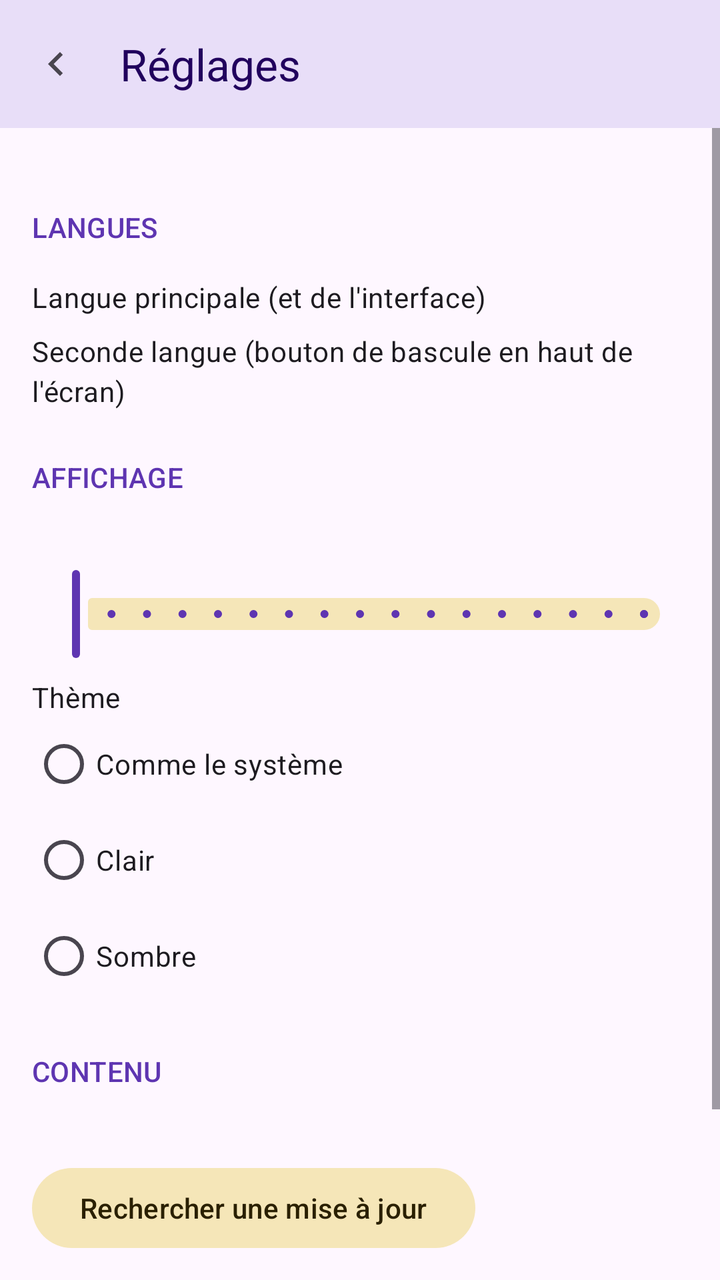
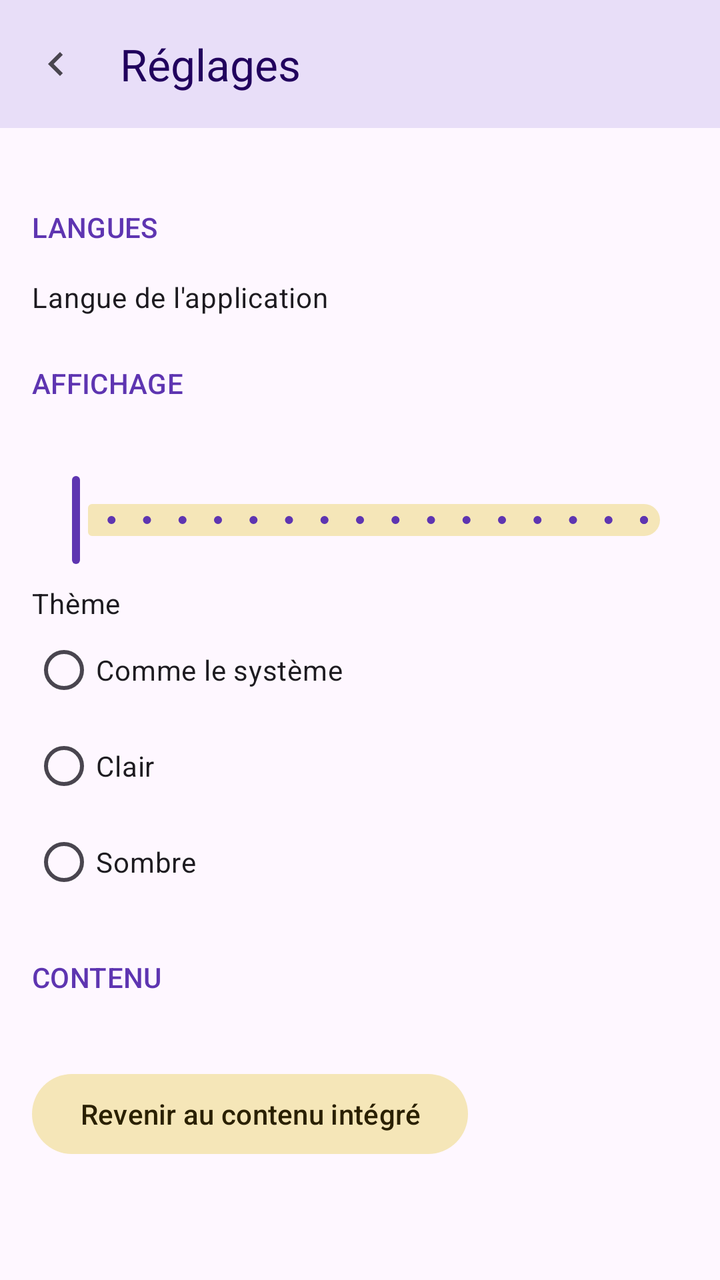

An Android layout rendered at two revisions. The XML below is the earlier revision; the diff shows what the commit changed to produce the second picture.
<!-- AndroidManifest.xml: application theme Theme.Katameros -->
<!-- res/layout/activity_settings.xml -->
<?xml version="1.0" encoding="utf-8"?>
<LinearLayout xmlns:android="http://schemas.android.com/apk/res/android"
    xmlns:app="http://schemas.android.com/apk/res-auto"
    android:id="@+id/root"
    android:layout_width="match_parent"
    android:layout_height="match_parent"
    android:orientation="vertical">

    <com.google.android.material.appbar.MaterialToolbar
        android:id="@+id/toolbar"
        android:layout_width="match_parent"
        android:layout_height="wrap_content"
        android:background="?attr/colorPrimaryContainer"
        app:navigationIcon="@drawable/ic_chevron_left"
        app:title="@string/settings"
        app:titleTextColor="?attr/colorOnPrimaryContainer" />

    <ScrollView
        android:id="@+id/scroll"
        android:layout_width="match_parent"
        android:layout_height="match_parent">

        <LinearLayout
            android:layout_width="match_parent"
            android:layout_height="wrap_content"
            android:orientation="vertical"
            android:padding="16dp">

            <TextView
                style="@style/Widget.Katameros.SettingsHeader"
                android:text="@string/settings_languages" />

            <TextView
                style="@style/Widget.Katameros.SettingsLabel"
                android:text="@string/settings_primary_language" />

            <RadioGroup
                android:id="@+id/primaryGroup"
                android:layout_width="match_parent"
                android:layout_height="wrap_content" />

            <TextView
                style="@style/Widget.Katameros.SettingsLabel"
                android:text="@string/settings_secondary_language" />

            <RadioGroup
                android:id="@+id/secondaryGroup"
                android:layout_width="match_parent"
                android:layout_height="wrap_content" />

            <TextView
                style="@style/Widget.Katameros.SettingsHeader"
                android:text="@string/settings_display" />

            <TextView
                android:id="@+id/fontSizeLabel"
                style="@style/Widget.Katameros.SettingsLabel" />

            <com.google.android.material.slider.Slider
                android:id="@+id/fontSize"
                android:layout_width="match_parent"
                android:layout_height="wrap_content"
                android:stepSize="1"
                android:valueFrom="12"
                android:valueTo="28" />

            <TextView
                style="@style/Widget.Katameros.SettingsLabel"
                android:text="@string/settings_theme" />

            <RadioGroup
                android:id="@+id/themeGroup"
                android:layout_width="match_parent"
                android:layout_height="wrap_content">

                <RadioButton
                    android:id="@+id/themeSystem"
                    android:layout_width="match_parent"
                    android:layout_height="wrap_content"
                    android:text="@string/theme_system" />

                <RadioButton
                    android:id="@+id/themeLight"
                    android:layout_width="match_parent"
                    android:layout_height="wrap_content"
                    android:text="@string/theme_light" />

                <RadioButton
                    android:id="@+id/themeDark"
                    android:layout_width="match_parent"
                    android:layout_height="wrap_content"
                    android:text="@string/theme_dark" />
            </RadioGroup>

            <TextView
                style="@style/Widget.Katameros.SettingsHeader"
                android:text="@string/settings_content" />

            <TextView
                android:id="@+id/contentVersion"
                style="@style/Widget.Katameros.SettingsLabel" />

            <com.google.android.material.button.MaterialButton
                android:id="@+id/checkUpdates"
                style="@style/Widget.Material3.Button.TonalButton"
                android:layout_width="wrap_content"
                android:layout_height="wrap_content"
                android:text="@string/check_updates" />

            <com.google.android.material.button.MaterialButton
                android:id="@+id/restoreEmbedded"
                style="@style/Widget.Material3.Button.TextButton"
                android:layout_width="wrap_content"
                android:layout_height="wrap_content"
                android:text="@string/restore_embedded" />

            <TextView
                style="@style/Widget.Katameros.SettingsLabel"
                android:layout_marginTop="16dp"
                android:text="@string/sources_note"
                android:textAppearance="?attr/textAppearanceBodySmall" />
        </LinearLayout>
    </ScrollView>
</LinearLayout>
<!-- resources referenced by this layout -->
<resources>
  <!-- drawable ic_chevron_left (drawable) -->
  <vector xmlns:android="http://schemas.android.com/apk/res/android"
      android:width="24dp"
      android:height="24dp"
      android:viewportWidth="24"
      android:viewportHeight="24"
      android:autoMirrored="true"
      android:tint="?attr/colorControlNormal">
    <path
        android:fillColor="@android:color/white"
        android:pathData="M15.41,7.41L14,6l-6,6 6,6 1.41,-1.41L10.83,12z"/>
  </vector>
  <string name="check_updates">Rechercher une mise à jour</string>
  <string name="restore_embedded">Revenir au contenu intégré</string>
  <string name="settings">Réglages</string>
  <string name="settings_content">Contenu</string>
  <string name="settings_display">Affichage</string>
  <string name="settings_languages">Langues</string>
  <string name="settings_primary_language">Langue principale (et de l\'interface)</string>
  <string name="settings_secondary_language">Seconde langue (bouton de bascule en haut de l\'écran)</string>
  <string name="settings_theme">Thème</string>
  <string name="sources_note">Lectures et Synaxaire : katameros-api (licence MIT). Bibles : Louis Segond 1910, Van Dyck, NKJV, Bible copte.</string>
  <string name="theme_dark">Sombre</string>
  <string name="theme_light">Clair</string>
  <string name="theme_system">Comme le système</string>
  <style name="Widget.Katameros.SettingsHeader" parent="Widget.AppCompat.TextView">
          <item name="android:layout_width">match_parent</item>
          <item name="android:layout_height">wrap_content</item>
          <item name="android:layout_marginTop">16dp</item>
          <item name="android:paddingTop">8dp</item>
          <item name="android:paddingBottom">8dp</item>
          <item name="android:textAppearance">?attr/textAppearanceTitleSmall</item>
          <item name="android:textColor">?attr/colorPrimary</item>
          <item name="android:textAllCaps">true</item>
      </style>
  <style name="Widget.Katameros.SettingsLabel" parent="Widget.AppCompat.TextView">
          <item name="android:layout_width">match_parent</item>
          <item name="android:layout_height">wrap_content</item>
          <item name="android:layout_marginTop">8dp</item>
          <item name="android:textAppearance">?attr/textAppearanceBodyMedium</item>
          <item name="android:textColor">?attr/colorOnSurface</item>
      </style>
  <style name="Theme.Katameros" parent="Theme.Material3.DayNight.NoActionBar">
          <item name="colorPrimary">@color/copte_primary</item>
          <item name="colorOnPrimary">@color/copte_on_primary</item>
          <item name="colorPrimaryContainer">@color/copte_primary_container</item>
          <item name="colorOnPrimaryContainer">@color/copte_on_primary_container</item>
          <item name="colorSecondary">@color/copte_secondary</item>
          <item name="colorOnSecondary">@color/copte_on_secondary</item>
          <item name="colorSecondaryContainer">@color/copte_secondary_container</item>
          <item name="colorOnSecondaryContainer">@color/copte_on_secondary_container</item>
      </style>
  <color name="copte_primary">#FF5E35B1</color>
  <color name="copte_on_primary">#FFFFFFFF</color>
  <color name="copte_primary_container">#FFE8DEF8</color>
  <color name="copte_on_primary_container">#FF21005D</color>
  <color name="copte_secondary">#FF8D6E00</color>
  <color name="copte_on_secondary">#FFFFFFFF</color>
  <color name="copte_secondary_container">#FFF5E6B8</color>
  <color name="copte_on_secondary_container">#FF2A2000</color>
</resources>

<!-- the commit's change to res/layout/activity_settings.xml (unified diff, before → after) -->
@@ -36,15 +36,6 @@
 
             <RadioGroup
                 android:id="@+id/primaryGroup"
-                android:layout_width="match_parent"
-                android:layout_height="wrap_content" />
-
-            <TextView
-                style="@style/Widget.Katameros.SettingsLabel"
-                android:text="@string/settings_secondary_language" />
-
-            <RadioGroup
-                android:id="@+id/secondaryGroup"
                 android:layout_width="match_parent"
                 android:layout_height="wrap_content" />
 
@@ -101,24 +92,11 @@
                 style="@style/Widget.Katameros.SettingsLabel" />
 
             <com.google.android.material.button.MaterialButton
-                android:id="@+id/checkUpdates"
+                android:id="@+id/restoreEmbedded"
                 style="@style/Widget.Material3.Button.TonalButton"
                 android:layout_width="wrap_content"
                 android:layout_height="wrap_content"
-                android:text="@string/check_updates" />
-
-            <com.google.android.material.button.MaterialButton
-                android:id="@+id/restoreEmbedded"
-                style="@style/Widget.Material3.Button.TextButton"
-                android:layout_width="wrap_content"
-                android:layout_height="wrap_content"
                 android:text="@string/restore_embedded" />
-
-            <TextView
-                style="@style/Widget.Katameros.SettingsLabel"
-                android:layout_marginTop="16dp"
-                android:text="@string/sources_note"
-                android:textAppearance="?attr/textAppearanceBodySmall" />
         </LinearLayout>
     </ScrollView>
 </LinearLayout>
<!-- resource entries referenced after the edit -->
@@ -12,16 +12,13 @@
         android:fillColor="@android:color/white"
         android:pathData="M15.41,7.41L14,6l-6,6 6,6 1.41,-1.41L10.83,12z"/>
   </vector>
-  <string name="check_updates">Rechercher une mise à jour</string>
   <string name="restore_embedded">Revenir au contenu intégré</string>
   <string name="settings">Réglages</string>
   <string name="settings_content">Contenu</string>
   <string name="settings_display">Affichage</string>
   <string name="settings_languages">Langues</string>
-  <string name="settings_primary_language">Langue principale (et de l\'interface)</string>
-  <string name="settings_secondary_language">Seconde langue (bouton de bascule en haut de l\'écran)</string>
+  <string name="settings_primary_language">Langue de l\'application</string>
   <string name="settings_theme">Thème</string>
-  <string name="sources_note">Lectures et Synaxaire : katameros-api (licence MIT). Bibles : Louis Segond 1910, Van Dyck, NKJV, Bible copte.</string>
   <string name="theme_dark">Sombre</string>
   <string name="theme_light">Clair</string>
   <string name="theme_system">Comme le système</string>
